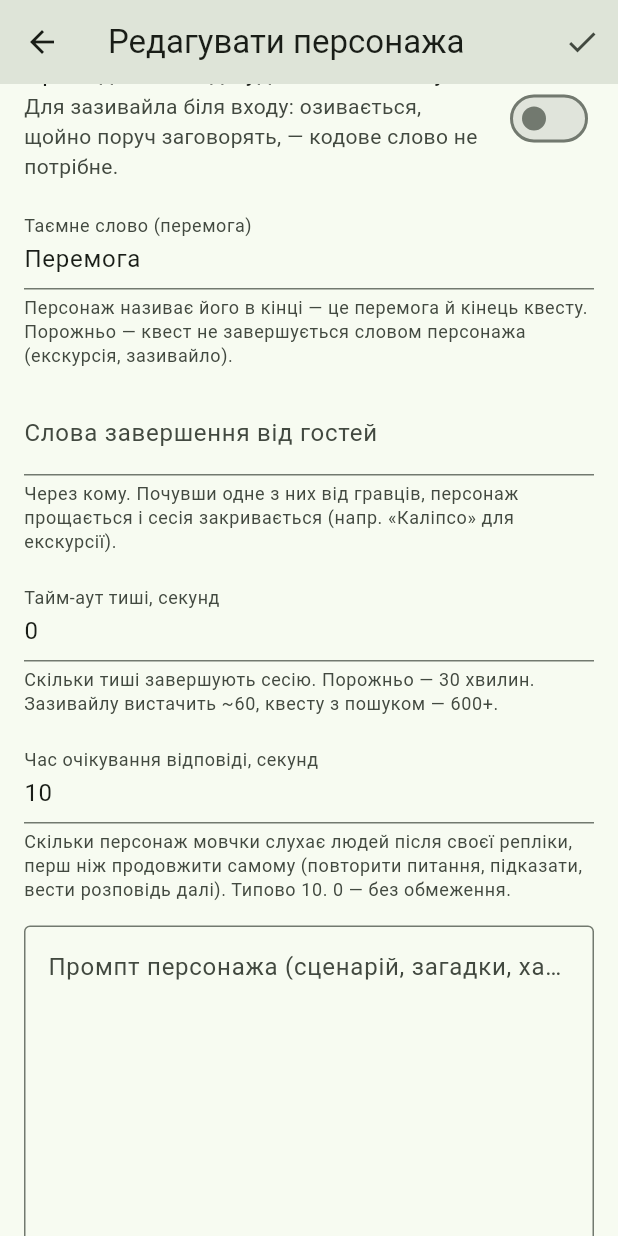
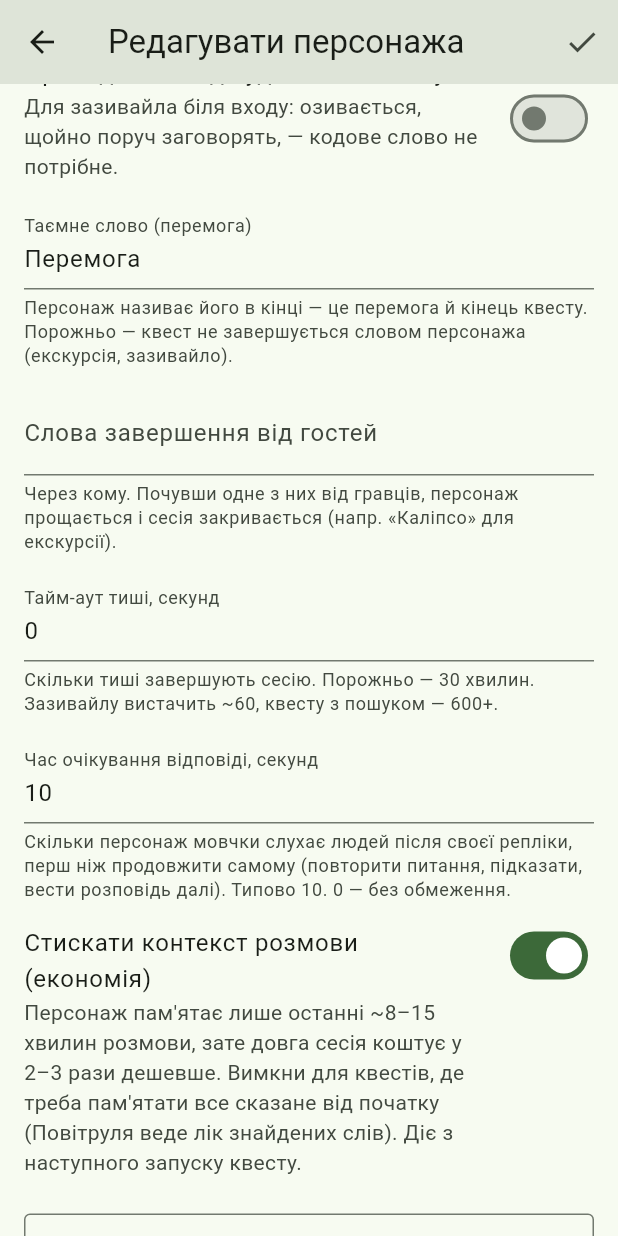
Before and after one commit to olexandrst/ostvytsya, a Flutter app: the CharacterEditScreen screen opened directly with empty values, scrolled down 459 dp, on a phone screen of 412 x 824 dp. Run offline on Flutter 3.47's test engine with Material 3 defaults, Android fonts, the phone set to English and light mode, and no system bars; our stand-ins replace audioplayers, flutter_secure_storage, permission_handler, share_plus; missing offline and left inert: record, vosk_flutter_service; accounts and stored records are empty; network calls fail.

Commit message:
Стискання контексту як налаштування персонажа + оновлення типових персонажів з APK
context_compression (типово true; у Повітрулі false): у YAML, JSON, моделі
Dart, редакторі персонажа на телефоні (перемикач «Стискати контекст розмови»),
синхронізації. GeminiTransport: увімкнено — contextWindowCompression з явними
порогами kGeminiContextTriggerTokens 24 000 → kGeminiContextTargetTokens
12 000 (пам'ять ~8–15 хв, історія не перечитується цілком на кожному ході,
суцільна година ≈ $5–6 замість $12–15); вимкнено — типове ковзне вікно Google
без порогів (персонаж пам'ятає весь квест; вікно лишаємо, бо без нього Live
API обмежує аудіо-сесію ~15 хв). Повітруля вимкнена, бо веде лік восьми
знайдених слів і чотирьох відгадок від початку квесту. Діє з наступного
запуску квесту.

CharacterStore.ensureDefaults: типові персонажі, яких ніхто не редагував
(updated_at == 0), тепер оновлюються з assets нового APK, а не лишаються
навічно копією першого запуску — інакше правки сценаріїв і нові поля
(комплект цього тижня: Дерево, Домовичок, Повітруля, answer_wait_s,
context_compression) не доходили б до вже встановлених телефонів.
Відредаговані персонажі (updated_at > 0) не чіпаються.

README: рядок context_compression у таблиці полів; розділ «Вартість» —
таблиця ціни години й опції оновлені під те, що стискання вже ввімкнене.

Co-Authored-By: Claude Fable 5.1 <noreply@anthropic.com>
Claude-Session: https://claude.ai/code/session_014XYdyS6khNYD9k3Bu3T22M

```diff
--- a/characters/povitrulya.yaml
+++ b/characters/povitrulya.yaml
@@ -58,6 +58,11 @@ language: "uk-UA"
 # зрідка гукає «ще шукаєте?» і чекає далі.
 inactivity_timeout_s: 600    # 10 хв тиші, поки діти шукають слова на вежі
 answer_wait_s: 90            # скільки мовчки чекає відповіді, перш ніж гукнути
+# Стискання контексту ВИМКНЕНО: Повітруля мусить пам'ятати всі вісім названих
+# слів і чотири відгадки від самого початку квесту (він може тривати 20+ хв),
+# а стиснутий контекст лишає лише останні ~8–15 хвилин розмови. Дорожче, але
+# без цього вона може «забути», що діти вже назвали. У решти персонажів — true.
+context_compression: false
 
 # Кодове слово активації. Поки його не почуто — персонаж мовчить на вежі.
 # Морена сама надсилає дітей із цим словом — Повітруля одразу на нього реагує
--- a/mobile/assets/characters/derevo.json
+++ b/mobile/assets/characters/derevo.json
@@ -16,5 +16,6 @@
   "stop_words": [],
   "wake_on_voice": false,
   "inactivity_timeout_s": null,
-  "answer_wait_s": 10
+  "answer_wait_s": 10,
+  "context_compression": true
 }
--- a/mobile/assets/characters/domovychok.json
+++ b/mobile/assets/characters/domovychok.json
@@ -19,5 +19,6 @@
   "stop_words": [],
   "wake_on_voice": false,
   "inactivity_timeout_s": null,
-  "answer_wait_s": 10
+  "answer_wait_s": 10,
+  "context_compression": true
 }
--- a/mobile/assets/characters/lord-monety.json
+++ b/mobile/assets/characters/lord-monety.json
@@ -14,5 +14,6 @@
   "stop_words": [],
   "wake_on_voice": true,
   "inactivity_timeout_s": 60,
-  "answer_wait_s": 0
+  "answer_wait_s": 0,
+  "context_compression": true
 }
--- a/mobile/assets/characters/povitrulya.json
+++ b/mobile/assets/characters/povitrulya.json
@@ -16,5 +16,6 @@
   "stop_words": [],
   "wake_on_voice": false,
   "inactivity_timeout_s": 600,
-  "answer_wait_s": 90
+  "answer_wait_s": 90,
+  "context_compression": false
 }
--- a/mobile/assets/characters/vitroplav.json
+++ b/mobile/assets/characters/vitroplav.json
@@ -20,5 +20,6 @@
   ],
   "wake_on_voice": false,
   "inactivity_timeout_s": 600,
-  "answer_wait_s": 10
+  "answer_wait_s": 10,
+  "context_compression": true
 }
--- a/mobile/assets/characters/vodyanyk.json
+++ b/mobile/assets/characters/vodyanyk.json
@@ -14,5 +14,6 @@
   "stop_words": [],
   "wake_on_voice": false,
   "inactivity_timeout_s": null,
-  "answer_wait_s": 10
+  "answer_wait_s": 10,
+  "context_compression": true
 }
--- a/mobile/lib/constants.dart
+++ b/mobile/lib/constants.dart
@@ -72,6 +72,16 @@ const double kGeminiAudioInputUsdPer1M = 3.0;
 const double kGeminiTextInputUsdPer1M = 0.75;
 const double kGeminiAudioOutputUsdPer1M = 12.0;
 const double kGeminiTextOutputUsdPer1M = 4.5;
+
+/// Пороги стискання контексту Gemini Live для персонажів із увімкненим
+/// Character.contextCompression: коли контекст ходу перевищує
+/// [kGeminiContextTriggerTokens], сервер обрізає найстарішу історію до
+/// [kGeminiContextTargetTokens]. При ~25–32 аудіо-токенах за секунду це
+/// пам'ять на останні ~8–15 хвилин розмови (плюс системна інструкція, яка не
+/// обрізається). Без цього модель на кожному ході перечитує й оплачує ВСЮ
+/// історію, і година суцільної сесії коштує у 2–3 рази дорожче (див. README).
+const int kGeminiContextTriggerTokens = 24000;
+const int kGeminiContextTargetTokens = 12000;
 
 /// Мовний блок — вимога говорити ВИКЛЮЧНО українською, без іноземного
 /// акценту. Стосується всіх персонажів, додається до системного промпту
--- a/mobile/lib/models/character.dart
+++ b/mobile/lib/models/character.dart
@@ -38,6 +38,14 @@ class Character {
   /// сама по себе говорить лише у відповідь. 0 — без обмеження.
   int answerWaitS;
 
+  /// Стискати контекст розмови (Gemini contextWindowCompression з явними
+  /// порогами kGeminiContextTriggerTokens/kGeminiContextTargetTokens):
+  /// персонаж пам'ятає лише останні ~8–15 хвилин, зате довга сесія коштує у
+  /// 2–3 рази дешевше, бо модель на кожному ході перечитує всю історію.
+  /// false — типова поведінка Google (стискання лише при переповненні вікна
+  /// моделі): для квестів, де треба пам'ятати все від початку (Повітруля).
+  bool contextCompression;
+
   /// Unix-час (секунди) останньої правки користувачем — основа синхронізації
   /// між терміналами («останній запис перемагає»). 0 — типовий персонаж із
   /// комплекту, якого ще ніхто не редагував: будь-яка правка на будь-якому
@@ -58,6 +66,7 @@ class Character {
     this.wakeOnVoice = false,
     this.inactivityTimeoutS,
     this.answerWaitS = kDefaultAnswerWaitS,
+    this.contextCompression = true,
     this.updatedAt = 0,
   }) : wakeWords = wakeWords ?? const [],
        stopWords = stopWords ?? const [];
@@ -92,6 +101,8 @@ class Character {
       inactivityTimeoutS: _positiveInt(json['inactivity_timeout_s']),
       answerWaitS: ((json['answer_wait_s'] as num?)?.toInt() ?? kDefaultAnswerWaitS)
           .clamp(0, 3600),
+      // Немає поля (старий JSON) — увімкнено; вимикає лише явне false.
+      contextCompression: json['context_compression'] != false,
       updatedAt: (json['updated_at'] as num?)?.toInt() ?? 0,
     );
   }
@@ -110,6 +121,7 @@ class Character {
     'wake_on_voice': wakeOnVoice,
     'inactivity_timeout_s': inactivityTimeoutS,
     'answer_wait_s': answerWaitS,
+    'context_compression': contextCompression,
     'updated_at': updatedAt,
   };
 
@@ -127,6 +139,7 @@ class Character {
     bool? wakeOnVoice,
     int? inactivityTimeoutS,
     int? answerWaitS,
+    bool? contextCompression,
     int? updatedAt,
   }) {
     return Character(
@@ -143,6 +156,7 @@ class Character {
       wakeOnVoice: wakeOnVoice ?? this.wakeOnVoice,
       inactivityTimeoutS: inactivityTimeoutS ?? this.inactivityTimeoutS,
       answerWaitS: answerWaitS ?? this.answerWaitS,
+      contextCompression: contextCompression ?? this.contextCompression,
       updatedAt: updatedAt ?? this.updatedAt,
     );
   }
--- a/mobile/lib/screens/character_edit_screen.dart
+++ b/mobile/lib/screens/character_edit_screen.dart
@@ -32,6 +32,7 @@ class _CharacterEditScreenState extends State<CharacterEditScreen> {
   late String _geminiVoice;
   late double _speechSpeed;
   late bool _wakeOnVoice;
+  late bool _contextCompression;
   bool _saving = false;
 
   bool get _isNew => widget.character == null;
@@ -56,6 +57,7 @@ class _CharacterEditScreenState extends State<CharacterEditScreen> {
       text: (c?.answerWaitS ?? kDefaultAnswerWaitS).toString(),
     );
     _wakeOnVoice = c?.wakeOnVoice ?? false;
+    _contextCompression = c?.contextCompression ?? true;
     _provider = c?.provider ?? 'google';
     _openaiVoice = (c?.openaiVoice.isNotEmpty ?? false)
         ? c!.openaiVoice
@@ -119,6 +121,7 @@ class _CharacterEditScreenState extends State<CharacterEditScreen> {
         wakeOnVoice: _wakeOnVoice,
         inactivityTimeoutS: _optionalInt(_idleTimeoutCtrl),
         answerWaitS: _optionalInt(_answerWaitCtrl) ?? kDefaultAnswerWaitS,
+        contextCompression: _contextCompression,
       );
       await widget.store.save(character);
       if (mounted) Navigator.pop(context, true);
@@ -284,6 +287,20 @@ class _CharacterEditScreenState extends State<CharacterEditScreen> {
               ),
               validator: (v) => _validateOptionalInt(v, 0),
             ),
+            const SizedBox(height: 8),
+            SwitchListTile(
+              contentPadding: EdgeInsets.zero,
+              title: const Text('Стискати контекст розмови (економія)'),
+              subtitle: const Text(
+                'Персонаж пам\'ятає лише останні ~8–15 хвилин розмови, зате '
+                'довга сесія коштує у 2–3 рази дешевше. Вимкни для квестів, '
+                'де треба пам\'ятати все сказане від початку (Повітруля веде '
+                'лік знайдених слів). Діє з наступного запуску квесту.',
+              ),
+              isThreeLine: true,
+              value: _contextCompression,
+              onChanged: (v) => setState(() => _contextCompression = v),
+            ),
             const SizedBox(height: 16),
             TextFormField(
               controller: _promptCtrl,
```
Also changed, not shown: mobile/lib/quest/gemini_transport.dart (+12 -1 lines), mobile/lib/services/character_store.dart (+20 -5 lines), 3 other files.
